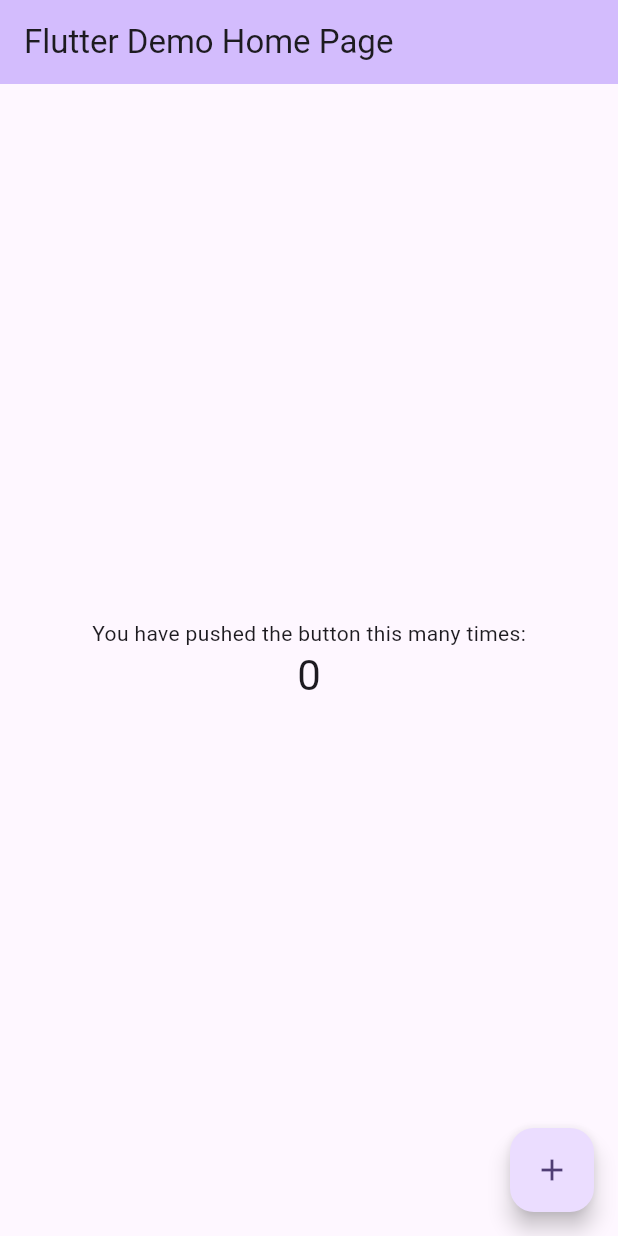
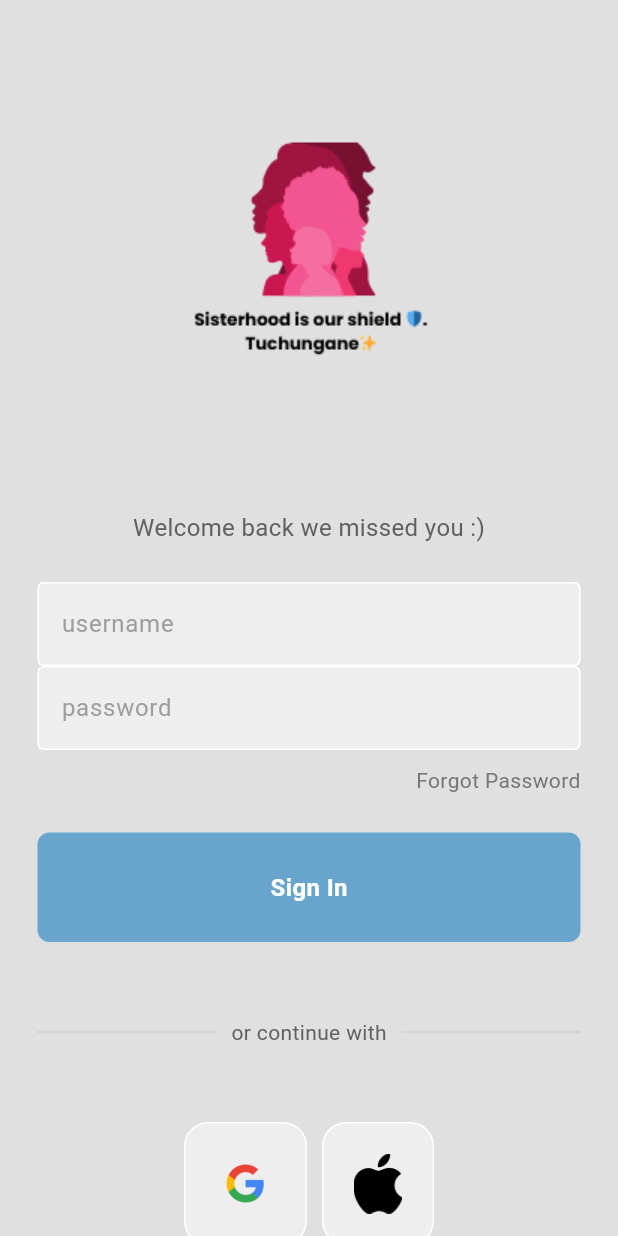
Before and after one commit to Joychepchumba/is_project_1, a Flutter app: the screen it shows after launch, on a phone screen of 412 x 824 dp. Run offline on Flutter 3.47's test engine with Material 3 defaults, Android fonts, the phone set to English and light mode, and no system bars.

Commit message:
Added Login UI

```diff
--- /dev/null
+++ b/lib/components/app_logo.dart
@@ -0,0 +1,15 @@
+import 'package:flutter/material.dart';
+
+class AppLogo extends StatelessWidget {
+  final String imagePath;
+  const AppLogo({super.key, required this.imagePath});
+
+  @override
+  Widget build(BuildContext context) {
+    return Container(
+      padding: EdgeInsets.all(20),
+      decoration: BoxDecoration(),
+      child: Image.asset(imagePath),
+    );
+  }
+}
--- /dev/null
+++ b/lib/components/my_button.dart
@@ -0,0 +1,31 @@
+import 'package:flutter/material.dart';
+
+class MyButton extends StatelessWidget {
+  final Function()? onTap;
+  const MyButton({super.key, required this.onTap});
+
+  @override
+  Widget build(BuildContext context) {
+    return GestureDetector(
+      onTap: onTap,
+      child: Container(
+        padding: EdgeInsets.all(25),
+        margin: EdgeInsets.symmetric(horizontal: 25),
+        decoration: BoxDecoration(
+          color: const Color.fromARGB(255, 104, 164, 203),
+          borderRadius: BorderRadius.circular(8),
+        ),
+        child: Center(
+          child: Text(
+            "Sign In",
+            style: TextStyle(
+              color: Colors.white,
+              fontWeight: FontWeight.bold,
+              fontSize: 16,
+            ),
+          ),
+        ),
+      ),
+    );
+  }
+}
--- /dev/null
+++ b/lib/components/my_textfield.dart
@@ -0,0 +1,36 @@
+import 'package:flutter/material.dart';
+
+class MyTextfield extends StatelessWidget {
+  final controller;
+  final String hintText;
+  final bool obscureText;
+  const MyTextfield({
+    super.key,
+    required this.controller,
+    required this.hintText,
+    required this.obscureText,
+  });
+
+  @override
+  Widget build(BuildContext context) {
+    return Padding(
+      padding: const EdgeInsets.symmetric(horizontal: 25.0),
+      child: TextField(
+        controller: controller, // Used to access what users type
+        obscureText: obscureText, // Boolean to mask password when typing
+        decoration: InputDecoration(
+          enabledBorder: OutlineInputBorder(
+            borderSide: BorderSide(color: Colors.white),
+          ),
+          focusedBorder: OutlineInputBorder(
+            borderSide: BorderSide(color: Colors.grey.shade400),
+          ),
+          fillColor: Colors.grey.shade200,
+          filled: true,
+          hintText: hintText, // hints whgat to be typed in the text field
+          hintStyle: TextStyle(color: Colors.grey[500]),
+        ),
+      ),
+    );
+  }
+}
--- /dev/null
+++ b/lib/components/square_tile.dart
@@ -0,0 +1,19 @@
+import 'package:flutter/material.dart';
+
+class SquareTile extends StatelessWidget {
+  final String imagePath;
+  const SquareTile({super.key, required this.imagePath});
+
+  @override
+  Widget build(BuildContext context) {
+    return Container(
+      padding: EdgeInsets.all(20),
+      decoration: BoxDecoration(
+        border: Border.all(color: Colors.white),
+        borderRadius: BorderRadius.circular(16),
+        color: Colors.grey[200],
+      ),
+      child: Image.asset(imagePath, height: 40),
+    );
+  }
+}
--- a/lib/main.dart
+++ b/lib/main.dart
@@ -1,4 +1,5 @@
 import 'package:flutter/material.dart';
+import 'package:is_project_1/pages/login_page.dart';
 
 void main() {
   runApp(const MyApp());
@@ -10,28 +11,7 @@
   // This widget is the root of your application.
   @override
   Widget build(BuildContext context) {
-    return MaterialApp(
-      title: 'Flutter Demo',
-      theme: ThemeData(
-        // This is the theme of your application.
-        //
-        // TRY THIS: Try running your application with "flutter run". You'll see
-        // the application has a purple toolbar. Then, without quitting the app,
-        // try changing the seedColor in the colorScheme below to Colors.green
-        // and then invoke "hot reload" (save your changes or press the "hot
-        // reload" button in a Flutter-supported IDE, or press "r" if you used
-        // the command line to start the app).
-        //
-        // Notice that the counter didn't reset back to zero; the application
-        // state is not lost during the reload. To reset the state, use hot
-        // restart instead.
-        //
-        // This works for code too, not just values: Most code changes can be
-        // tested with just a hot reload.
-        colorScheme: ColorScheme.fromSeed(seedColor: Colors.deepPurple),
-      ),
-      home: const MyHomePage(title: 'Flutter Demo Home Page'),
-    );
+    return MaterialApp(debugShowCheckedModeBanner: false, home: LoginPage());
   }
 }
 
--- /dev/null
+++ b/lib/pages/login_page.dart
@@ -0,0 +1,131 @@
+import 'package:flutter/material.dart';
+import 'package:is_project_1/components/app_logo.dart';
+import 'package:is_project_1/components/my_button.dart';
+import 'package:is_project_1/components/my_textfield.dart';
+import 'package:is_project_1/components/square_tile.dart';
+
+class LoginPage extends StatelessWidget {
+  LoginPage({super.key});
+  final usernameController = TextEditingController();
+  final passwordController = TextEditingController();
+
+  void signUserIn() {}
+
+  @override
+  Widget build(BuildContext context) {
+    return Scaffold(
+      backgroundColor: Colors.grey[300],
+      body: SafeArea(
+        // Safe area helps avoid the top notch area.
+        child: Center(
+          child: Column(
+            mainAxisAlignment: MainAxisAlignment.center,
+            children: [
+              //logo
+              AppLogo(imagePath: 'assets/images/app_logo.png'),
+
+              const SizedBox(height: 50),
+
+              //welcome textfield
+              Text(
+                'Welcome back we missed you :)',
+                style: TextStyle(color: Colors.grey[700], fontSize: 16),
+              ),
+
+              const SizedBox(height: 25),
+              //phone number
+              MyTextfield(
+                controller: usernameController,
+                hintText: 'username',
+                obscureText: false,
+              ),
+              //password textfield
+              MyTextfield(
+                controller: passwordController,
+                hintText: 'password',
+                obscureText: true,
+              ),
+              const SizedBox(height: 10),
+              //forgot password?
+              Padding(
+                padding: const EdgeInsets.symmetric(horizontal: 25.0),
+                child: Row(
+                  mainAxisAlignment: MainAxisAlignment.end,
+
+                  children: [
+                    Text(
+                      'Forgot Password',
+                      style: TextStyle(color: Colors.grey[600]),
+                    ),
+                  ],
+                ),
+              ),
+
+              const SizedBox(height: 25),
+              //sign-in button.
+              MyButton(onTap: signUserIn),
+
+              //or continue with
+              const SizedBox(height: 50),
+
+              Padding(
+                padding: const EdgeInsets.symmetric(horizontal: 25.0),
+                child: Row(
+                  children: [
+                    Expanded(
+                      child: Divider(thickness: 0.5, color: Colors.grey[400]),
+                    ),
+
+                    Padding(
+                      padding: const EdgeInsets.symmetric(horizontal: 10.0),
+                      child: Text(
+                        'or continue with',
+                        style: TextStyle(color: Colors.grey[700]),
+                      ),
+                    ),
+                    Expanded(
+                      child: Divider(thickness: 0.5, color: Colors.grey[400]),
+                    ),
+                  ],
+                  // A divider is a line.
+                ),
+              ),
+
+              //google _apple sign in button.
+              const SizedBox(height: 50),
+              Row(
+                mainAxisAlignment: MainAxisAlignment.center,
+                children: const [
+                  //google btn
+                  SquareTile(imagePath: 'assets/images/google_logo.png'),
+                  const SizedBox(width: 10),
+                  //apple btn.
+                  SquareTile(imagePath: 'assets/images/apple_logo.png'),
+                ],
+              ),
+              const SizedBox(height: 50),
+              //Register
+              Row(
+                mainAxisAlignment: MainAxisAlignment.center,
+                children: [
+                  Text(
+                    'Not a member ?',
+                    style: TextStyle(color: Colors.grey[700]),
+                  ),
+                  const SizedBox(width: 4.0),
+                  Text(
+                    'Register now',
+                    style: TextStyle(
+                      color: Colors.blue,
+                      fontWeight: FontWeight.bold,
+                    ),
+                  ),
+                ],
+              ),
+            ],
+          ),
+        ),
+      ),
+    );
+  }
+}
--- a/pubspec.yaml
+++ b/pubspec.yaml
@@ -58,9 +58,8 @@
   uses-material-design: true
 
   # To add assets to your application, add an assets section, like this:
-  # assets:
-  #   - images/a_dot_burr.jpeg
-  #   - images/a_dot_ham.jpeg
+  assets:
+     - assets/images/
 
   # An image asset can refer to one or more resolution-specific "variants", see
   # https://flutter.dev/to/resolution-aware-images
```
Also changed, not shown: assets/images/app_logo.png (added), assets/images/apple_logo.png (added), assets/images/google_logo.png (added), 1 other file.
